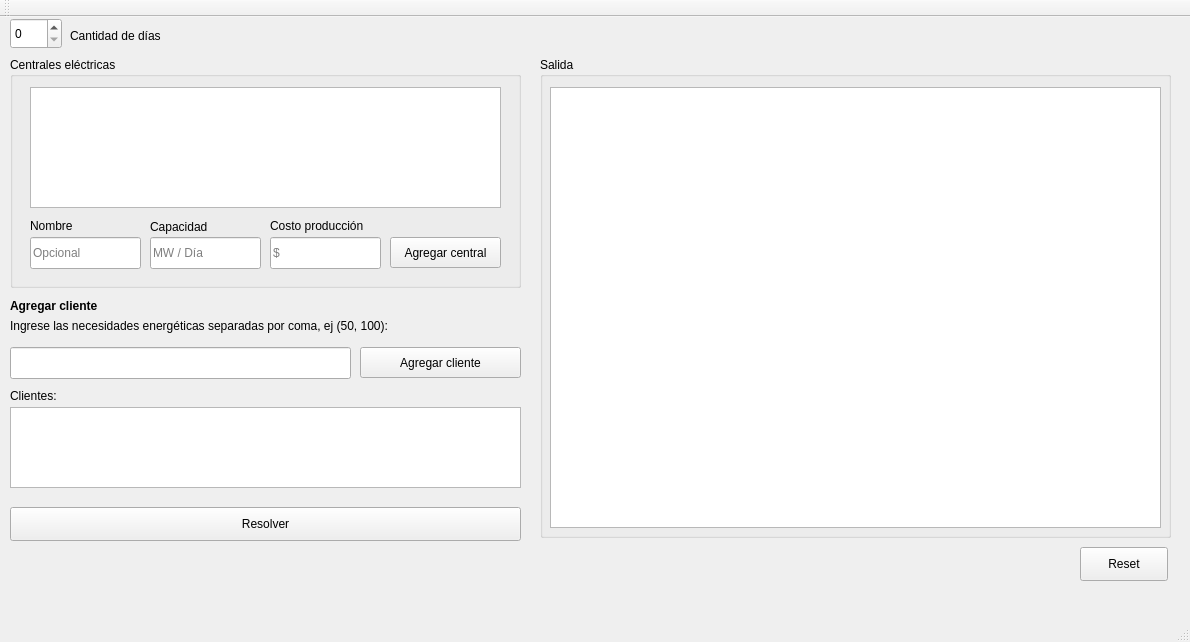
The window that PlantaGUIFuentes/ui/main.ui (ijuanfe/CO_Project2) describes before a commit, drawn with Qt 5.
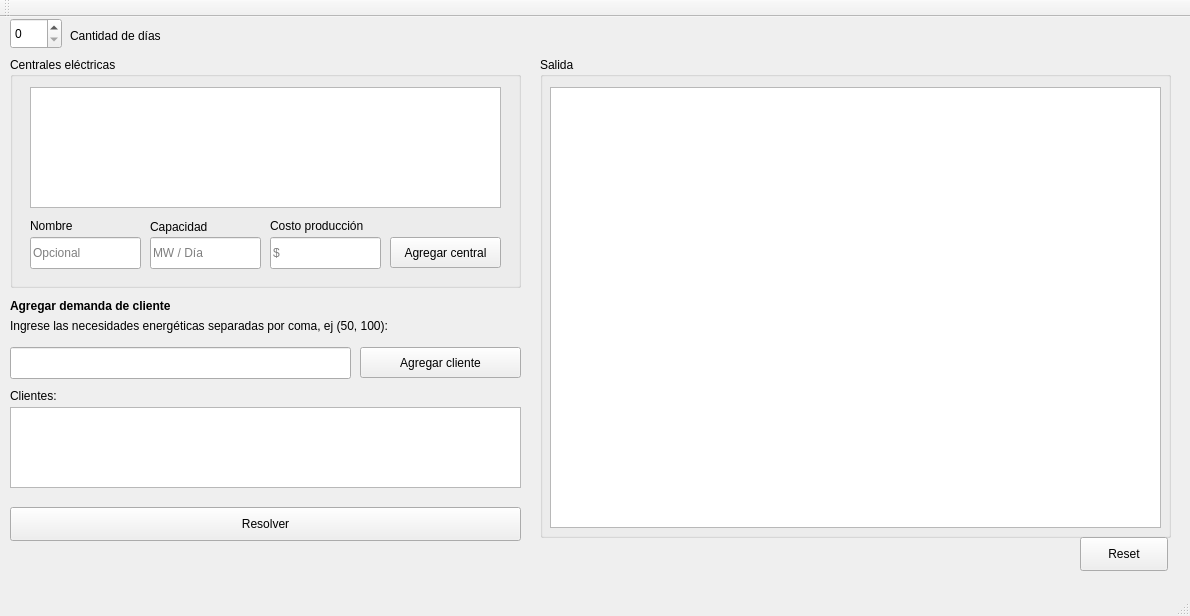
The same window after the commit.

Commit message: xd * Leonardo DiCaprio meme *

Diff of the .ui file:
```diff
--- a/PlantaGUIFuentes/ui/main.ui
+++ b/PlantaGUIFuentes/ui/main.ui
@@ -7,7 +7,7 @@
     <x>0</x>
     <y>0</y>
     <width>1190</width>
-    <height>642</height>
+    <height>616</height>
    </rect>
   </property>
   <property name="windowTitle">
@@ -197,7 +197,7 @@
      </rect>
     </property>
     <property name="text">
-     <string>&lt;html&gt;&lt;head/&gt;&lt;body&gt;&lt;p&gt;&lt;span style=&quot; font-weight:600;&quot;&gt;Agregar cliente&lt;/span&gt;&lt;/p&gt;&lt;/body&gt;&lt;/html&gt;</string>
+     <string>&lt;html&gt;&lt;head/&gt;&lt;body&gt;&lt;p&gt;&lt;span style=&quot; font-weight:600;&quot;&gt;Agregar demanda de cliente&lt;/span&gt;&lt;/p&gt;&lt;/body&gt;&lt;/html&gt;</string>
     </property>
    </widget>
    <widget class="QLabel" name="label_10">
@@ -263,7 +263,7 @@
     <property name="geometry">
      <rect>
       <x>1080</x>
-      <y>530</y>
+      <y>520</y>
       <width>88</width>
       <height>34</height>
      </rect>
```
